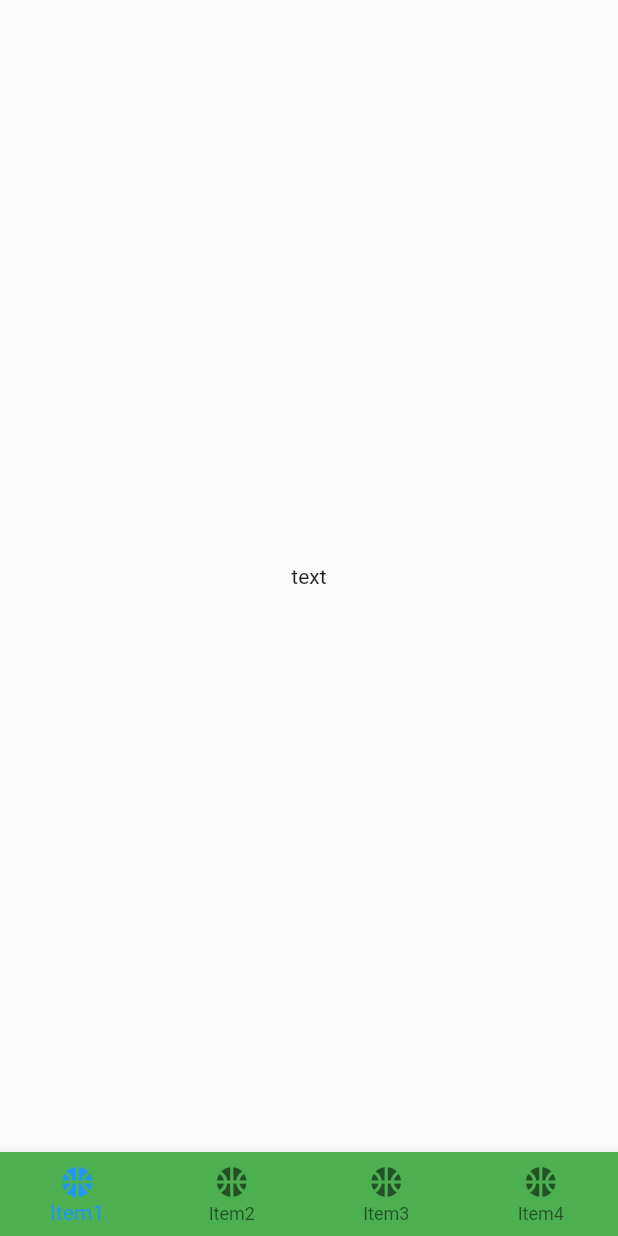
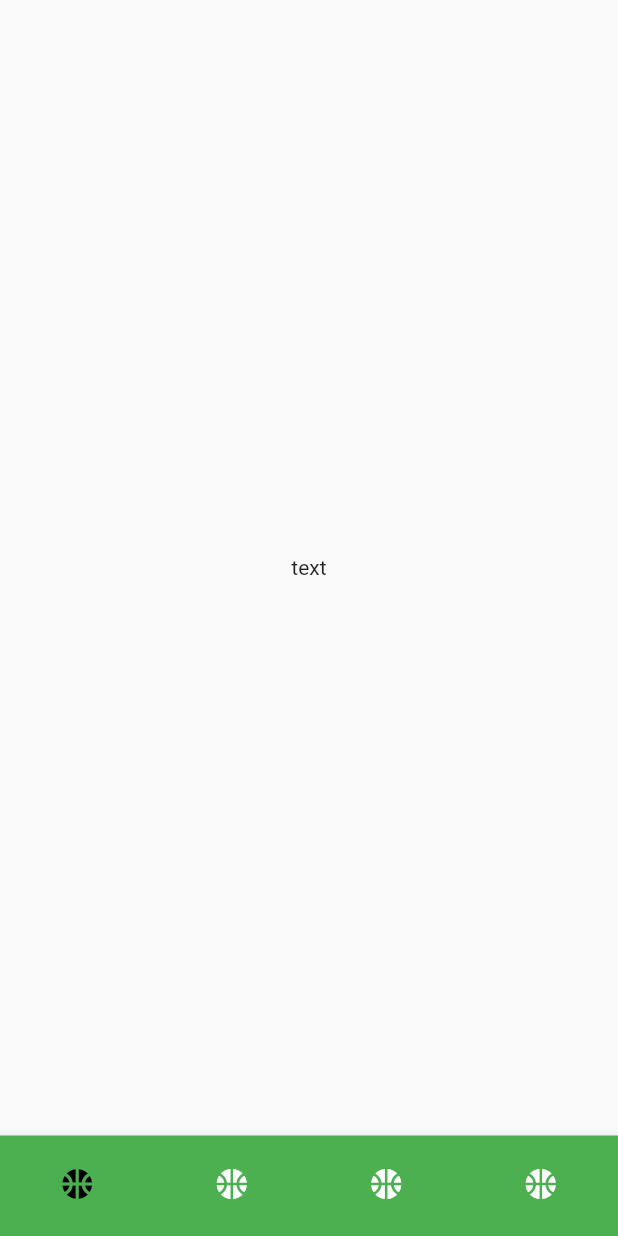
Before and after one commit to amirahmadadibi/instagram_clone, a Flutter app: the screen it shows after launch, on a phone screen of 412 x 824 dp. Run offline on Flutter 3.47's test engine with Material 2 defaults, Android fonts, the phone set to English and light mode, and no system bars; our stand-ins replace dotted_border.

Commit message:
week11 E64 selected items detail

```diff
--- a/lib/screens/main_screen.dart
+++ b/lib/screens/main_screen.dart
@@ -22,6 +22,18 @@ class _MainScreenState extends State<MainScreen> {
             _selectedBottomNavigationItem = index;
           });
         },
+        selectedFontSize: 20,
+        selectedIconTheme: IconThemeData(
+          color: Colors.black,
+        ),
+        selectedItemColor: Colors.red,
+        selectedLabelStyle: TextStyle(fontWeight: FontWeight.bold),
+        //
+        unselectedFontSize: 12,
+        unselectedItemColor: Colors.white,
+        //
+        showSelectedLabels: false,
+        showUnselectedLabels: false,
         items: [
           BottomNavigationBarItem(
             icon: Icon(Icons.sports_basketball),
```
